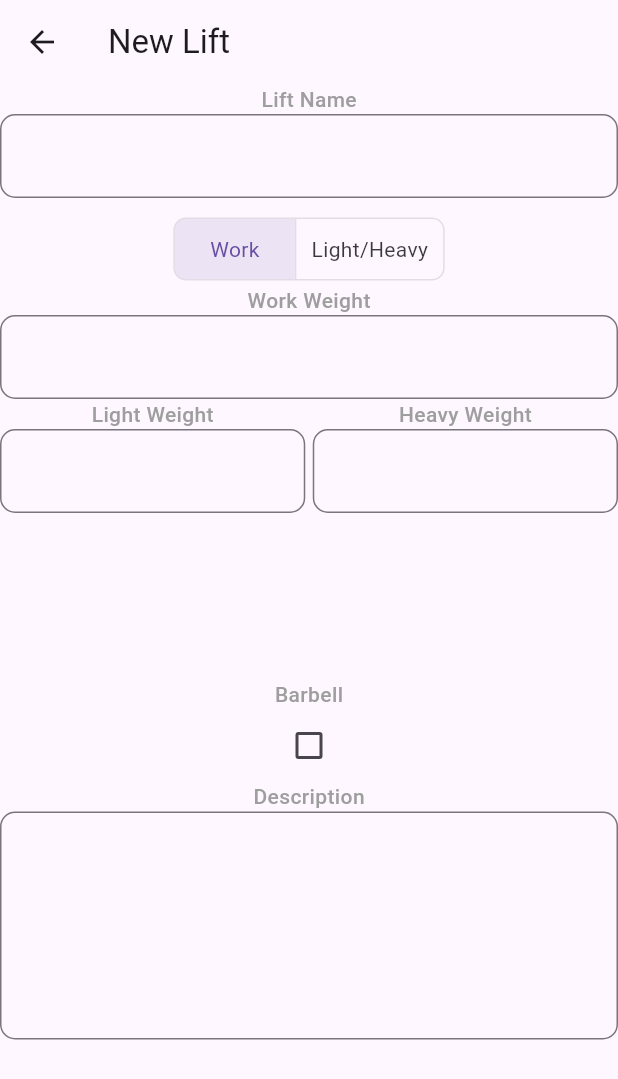
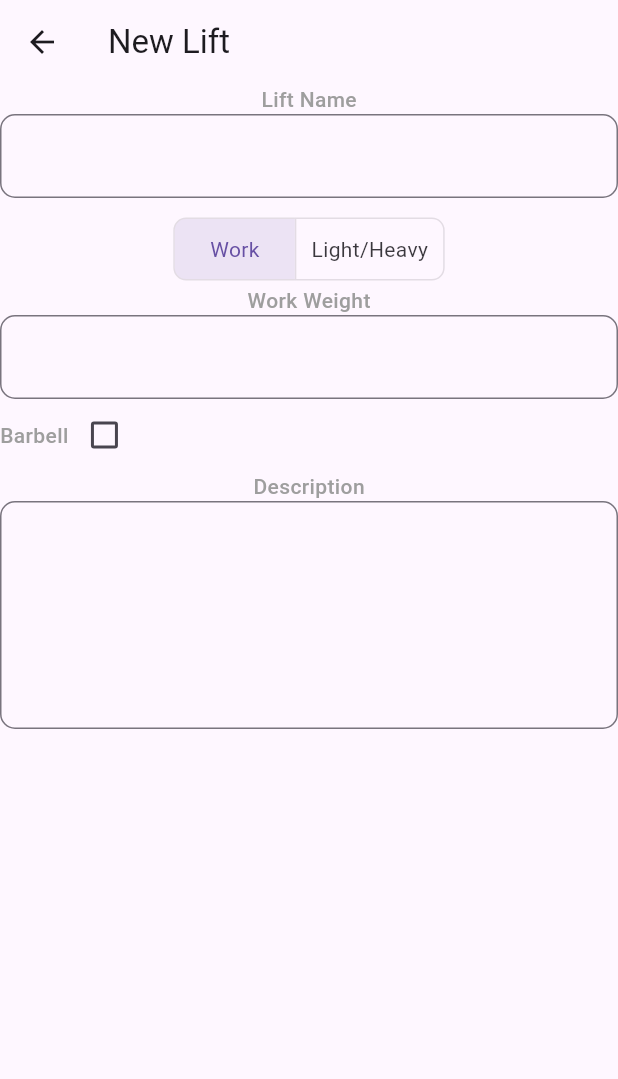
Before and after one commit to lhsteffen/IronSights, a Flutter app: the NewLift screen opened directly, on a phone screen of 412 x 824 dp. Shown: the top 1079 px of the screen. Run offline on Flutter 3.47's test engine with Material 3 defaults, Android fonts, the phone set to English and light mode, and no system bars.

Commit message:
Added toggle functionality between work weight and light/heavy on new lift page

```diff
--- a/lib/new_lift.dart
+++ b/lib/new_lift.dart
@@ -38,8 +38,7 @@ class _NewLiftState extends State<NewLift> {
       appBar: AppBar(
         title: Text("New Lift"),
       ),
-      body: Flexible(
-        child: Column(
+      body: Column(
         children: [
           Text(
             "Lift Name",
@@ -73,80 +72,9 @@ class _NewLiftState extends State<NewLift> {
             },
             children: weightTypes,
           ),
-            Text(
-              "Work Weight",
-              style: TextStyle(
-                fontSize: 14,
-                color: Colors.grey,
-                fontWeight: FontWeight.w500
-              ),
-            ),
-            Flexible(
-              child: TextField(
-                decoration: InputDecoration(
-                  border: OutlineInputBorder(
-                    borderRadius: BorderRadius.all(Radius.circular(10.0))
-                  )
-                ),
-              ),
-            ),
-            Flexible(
-              fit: FlexFit.loose,
-              flex: 1,
-              child: Row(
+          WeightEntry(typeList: _selectedWeightType),
+          Row(
             children: [
-                  Flexible(
-                    child: Column(
-                      children: [
-                        Text(
-                          "Light Weight",
-                          style: TextStyle(
-                            fontSize: 14,
-                            color: Colors.grey,
-                            fontWeight: FontWeight.w500
-                          ),
-                        ),
-                        Flexible(
-                          child: TextField(
-                            decoration: InputDecoration(
-                              border: OutlineInputBorder(
-                                borderRadius: BorderRadius.all(Radius.circular(10.0))
-                              )
-                            ),
-                          ),
-                        ),
-                      ],
-                    ),
-                  ),
-                  const SizedBox(width: 5.0),
-                  Flexible(
-                    fit: FlexFit.loose,
-                    child: Column(
-                      children: [
-                        Text(
-                          "Heavy Weight",
-                          style: TextStyle(
-                            fontSize: 14,
-                            color: Colors.grey,
-                            fontWeight: FontWeight.w500
-                          ),
-                        ),
-                        Flexible(
-                          fit: FlexFit.loose,
-                          child: TextField(
-                            decoration: InputDecoration(
-                              border: OutlineInputBorder(
-                                borderRadius: BorderRadius.all(Radius.circular(10.0))
-                              )
-                            ),
-                          ),
-                        ),
-                      ],
-                    )
-                  )
-                ],
-              ),
-            ),
               Text(
                 "Barbell",
                 style: TextStyle(
@@ -160,6 +88,8 @@ class _NewLiftState extends State<NewLift> {
                 onChanged: (bool? value) {
                   print("Hello");
                 }
+              ),
+            ],
           ),
           Text(
             "Description",
@@ -180,7 +110,91 @@ class _NewLiftState extends State<NewLift> {
           ),
         ],
       ),
-      )
     );
   }
 }
+
+class WeightEntry extends StatelessWidget {
+  const WeightEntry({super.key, required this.typeList});
+  const WeightEntry.otherConstructor(this.typeList);
+
+  final List<bool> typeList;
+
+  @override
+  Widget build(BuildContext context) {
+    if (typeList[0] && !typeList[1]) {
+      return Column(
+        mainAxisSize: MainAxisSize.min,
+        children: [
+          Text(
+            "Work Weight",
+            style: TextStyle(
+                fontSize: 14,
+                color: Colors.grey,
+                fontWeight: FontWeight.w500
+            ),
+          ),
+          Flexible(
+            child: TextField(
+              decoration: InputDecoration(
+                  border: OutlineInputBorder(
+                      borderRadius: BorderRadius.all(Radius.circular(10.0))
+                  )
+              ),
+            ),
+          )
+        ],
+      );
+    } else {
+      return Row(
+        children: [
+          Flexible(
+            fit: FlexFit.loose,
+            child: Column(
+              children: [
+                Text(
+                  "Light Weight",
+                  style: TextStyle(
+                    fontSize: 14,
+                    color: Colors.grey,
+                    fontWeight: FontWeight.w500
+                  ),
+                ),
+                TextField(
+                  decoration: InputDecoration(
+                    border: OutlineInputBorder(
+                      borderRadius: BorderRadius.all(Radius.circular(10.0))
+                    )
+                  ),
+                ),
+              ],
+            ),
+          ),
+          const SizedBox(width: 5.0),
+          Flexible(
+            fit: FlexFit.loose,
+            child: Column(
+              children: [
+                Text(
+                  "Heavy Weight",
+                  style: TextStyle(
+                    fontSize: 14,
+                    color: Colors.grey,
+                    fontWeight: FontWeight.w500
+                  ),
+                ),
+                TextField(
+                  decoration: InputDecoration(
+                    border: OutlineInputBorder(
+                      borderRadius: BorderRadius.all(Radius.circular(10.0))
+                    )
+                  ),
+                ),
+              ],
+            )
+          )
+        ],
+      );
+    }
+  }
+}
```
Lines whose indentation alone changed are shown as unchanged.
